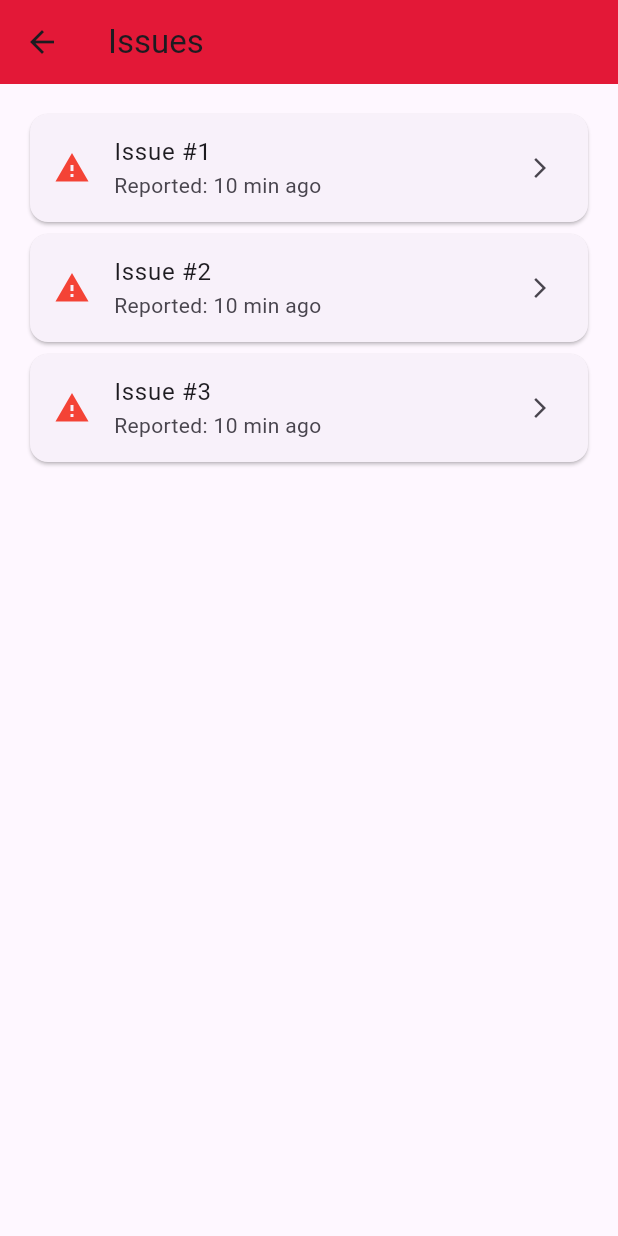
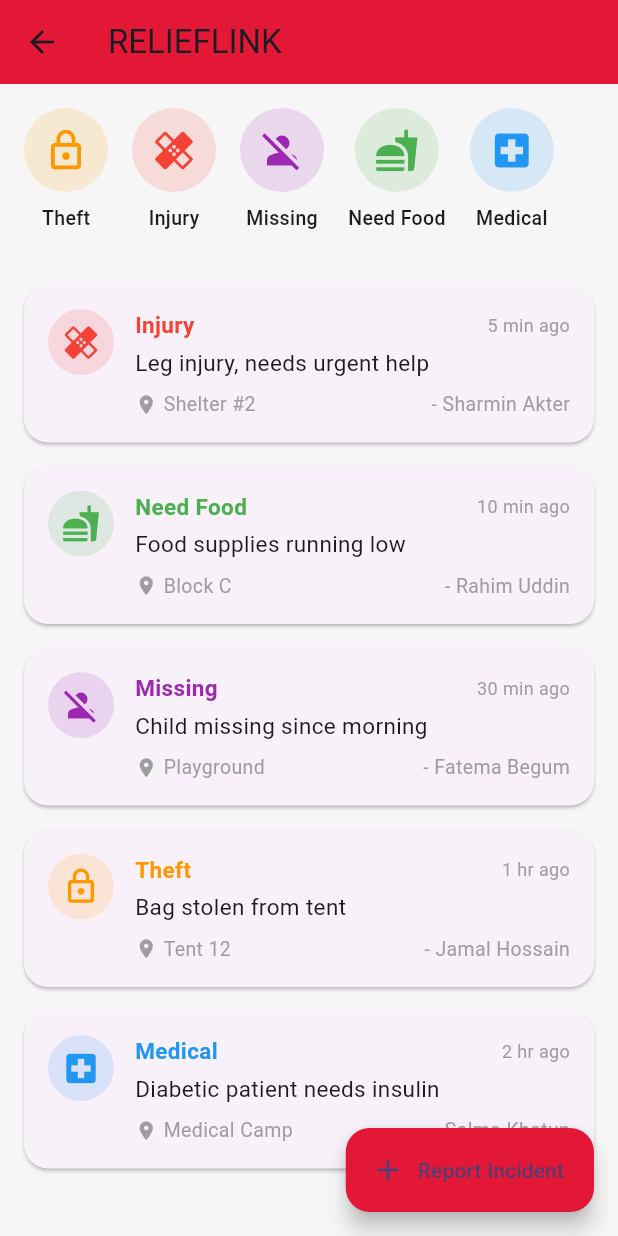
Before and after one commit to wahid1099/ReliefeLink, a Flutter app: the IssuesScreen screen opened directly, on a phone screen of 412 x 824 dp. Run offline on Flutter 3.47's test engine with Material 3 defaults, Android fonts, the phone set to English and light mode, and no system bars; our stand-ins replace flutter_map, geolocator, latlong2, permission_handler.

Commit message:
added issues screen

```diff
--- a/lib/screens/issues_screen.dart
+++ b/lib/screens/issues_screen.dart
@@ -5,26 +5,199 @@ class IssuesScreen extends StatelessWidget {
 
   @override
   Widget build(BuildContext context) {
+    final incidentTypes = [
+      {'label': 'Theft', 'icon': Icons.lock_outline, 'color': Colors.orange},
+      {'label': 'Injury', 'icon': Icons.healing, 'color': Colors.red},
+      {'label': 'Missing', 'icon': Icons.person_off, 'color': Colors.purple},
+      {'label': 'Need Food', 'icon': Icons.fastfood, 'color': Colors.green},
+      {'label': 'Medical', 'icon': Icons.local_hospital, 'color': Colors.blue},
+    ];
+    final incidents = [
+      {
+        'type': 'Injury',
+        'icon': Icons.healing,
+        'color': Colors.red,
+        'desc': 'Leg injury, needs urgent help',
+        'time': '5 min ago',
+        'location': 'Shelter #2',
+        'reporter': 'Sharmin Akter',
+      },
+      {
+        'type': 'Need Food',
+        'icon': Icons.fastfood,
+        'color': Colors.green,
+        'desc': 'Food supplies running low',
+        'time': '10 min ago',
+        'location': 'Block C',
+        'reporter': 'Rahim Uddin',
+      },
+      {
+        'type': 'Missing',
+        'icon': Icons.person_off,
+        'color': Colors.purple,
+        'desc': 'Child missing since morning',
+        'time': '30 min ago',
+        'location': 'Playground',
+        'reporter': 'Fatema Begum',
+      },
+      {
+        'type': 'Theft',
+        'icon': Icons.lock_outline,
+        'color': Colors.orange,
+        'desc': 'Bag stolen from tent',
+        'time': '1 hr ago',
+        'location': 'Tent 12',
+        'reporter': 'Jamal Hossain',
+      },
+      {
+        'type': 'Medical',
+        'icon': Icons.local_hospital,
+        'color': Colors.blue,
+        'desc': 'Diabetic patient needs insulin',
+        'time': '2 hr ago',
+        'location': 'Medical Camp',
+        'reporter': 'Salma Khatun',
+      },
+    ];
     return Scaffold(
+      backgroundColor: const Color(0xFFF6F6F6),
       appBar: AppBar(
-        title: const Text('Issues'),
-        backgroundColor: Color(0xFFE31837),
+        title: const Text('RELIEFLINK'),
+        backgroundColor: const Color(0xFFE31837),
+        elevation: 0,
       ),
-      body: ListView.builder(
+      body: ListView(
         padding: const EdgeInsets.all(16),
-        itemCount: 3,
-        itemBuilder: (context, index) {
-          return Card(
-            child: ListTile(
-              leading: const Icon(Icons.warning, color: Colors.red),
-              title: Text('Issue #${index + 1}'),
-              subtitle: const Text('Reported: 10 min ago'),
-              trailing: const Icon(Icons.arrow_forward_ios, size: 16),
-              onTap: () {},
+        children: [
+          // Incident Types Row
+          SizedBox(
+            height: 90,
+            child: ListView.separated(
+              scrollDirection: Axis.horizontal,
+              itemCount: incidentTypes.length,
+              separatorBuilder: (_, __) => const SizedBox(width: 16),
+              itemBuilder: (context, i) {
+                final t = incidentTypes[i];
+                return Column(
+                  children: [
+                    CircleAvatar(
+                      radius: 28,
+                      backgroundColor: (t['color'] as Color).withOpacity(0.15),
+                      child: Icon(
+                        t['icon'] as IconData,
+                        color: t['color'] as Color,
+                        size: 30,
+                      ),
+                    ),
+                    const SizedBox(height: 8),
+                    Text(
+                      t['label'] as String,
+                      style: const TextStyle(
+                        fontSize: 13,
+                        fontWeight: FontWeight.w500,
+                      ),
+                    ),
+                  ],
+                );
+              },
             ),
-          );
-        },
+          ),
+          const SizedBox(height: 20),
+          // Reported Incidents List
+          ...incidents.map((incident) => _IncidentCard(incident: incident)),
+        ],
+      ),
+      floatingActionButton: FloatingActionButton.extended(
+        onPressed: () {},
+        backgroundColor: const Color(0xFFE31837),
+        icon: const Icon(Icons.add),
+        label: const Text('Report Incident'),
       ),
     );
   }
 }
+
+class _IncidentCard extends StatelessWidget {
+  final Map incident;
+  const _IncidentCard({required this.incident});
+  @override
+  Widget build(BuildContext context) {
+    return Card(
+      margin: const EdgeInsets.symmetric(vertical: 8),
+      shape: RoundedRectangleBorder(borderRadius: BorderRadius.circular(16)),
+      child: Padding(
+        padding: const EdgeInsets.all(16),
+        child: Row(
+          crossAxisAlignment: CrossAxisAlignment.start,
+          children: [
+            CircleAvatar(
+              radius: 22,
+              backgroundColor: (incident['color'] as Color).withOpacity(0.15),
+              child: Icon(
+                incident['icon'] as IconData,
+                color: incident['color'] as Color,
+                size: 26,
+              ),
+            ),
+            const SizedBox(width: 14),
+            Expanded(
+              child: Column(
+                crossAxisAlignment: CrossAxisAlignment.start,
+                children: [
+                  Row(
+                    children: [
+                      Text(
+                        incident['type'],
+                        style: TextStyle(
+                          color: incident['color'],
+                          fontWeight: FontWeight.bold,
+                          fontSize: 15,
+                        ),
+                      ),
+                      const Spacer(),
+                      Text(
+                        incident['time'],
+                        style: const TextStyle(
+                          fontSize: 12,
+                          color: Colors.grey,
+                        ),
+                      ),
+                    ],
+                  ),
+                  const SizedBox(height: 4),
+                  Text(incident['desc'], style: const TextStyle(fontSize: 15)),
+                  const SizedBox(height: 8),
+                  Row(
+                    children: [
+                      const Icon(
+                        Icons.location_on,
+                        size: 15,
+                        color: Colors.grey,
+                      ),
+                      const SizedBox(width: 4),
+                      Text(
+                        incident['location'],
+                        style: const TextStyle(
+                          fontSize: 13,
+                          color: Colors.grey,
+                        ),
+                      ),
+                      const Spacer(),
+                      Text(
+                        '- ${incident['reporter']}',
+                        style: const TextStyle(
+                          fontSize: 13,
+                          color: Colors.grey,
+                        ),
+                      ),
+                    ],
+                  ),
+                ],
+              ),
+            ),
+          ],
+        ),
+      ),
+    );
+  }
+}
--- a/lib/screens/nearby_people_screen.dart
+++ b/lib/screens/nearby_people_screen.dart
@@ -175,7 +175,7 @@ class NearbyPeopleScreen extends StatelessWidget {
             children: [
               _StatusTab(label: 'Status', selected: true),
               _StatusTab(label: 'Distance'),
-              _StatusTab(label: 'Role'),
+              _StatusTab(label: 'Need help'),
             ],
           ),
           const SizedBox(height: 8),
```
